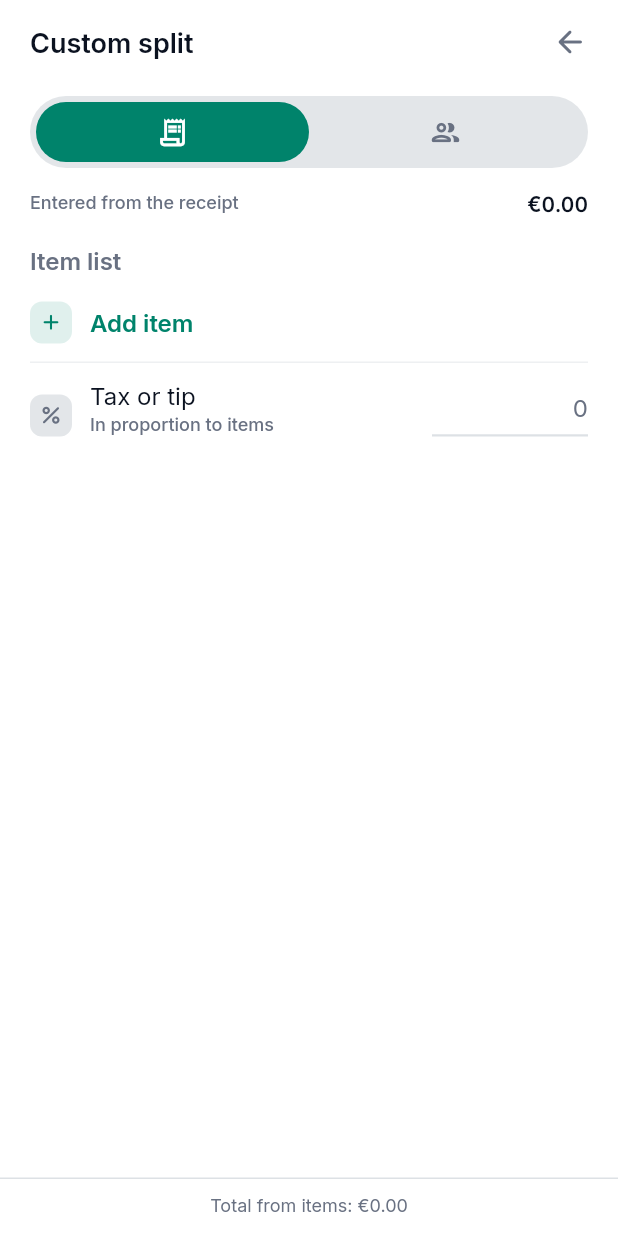
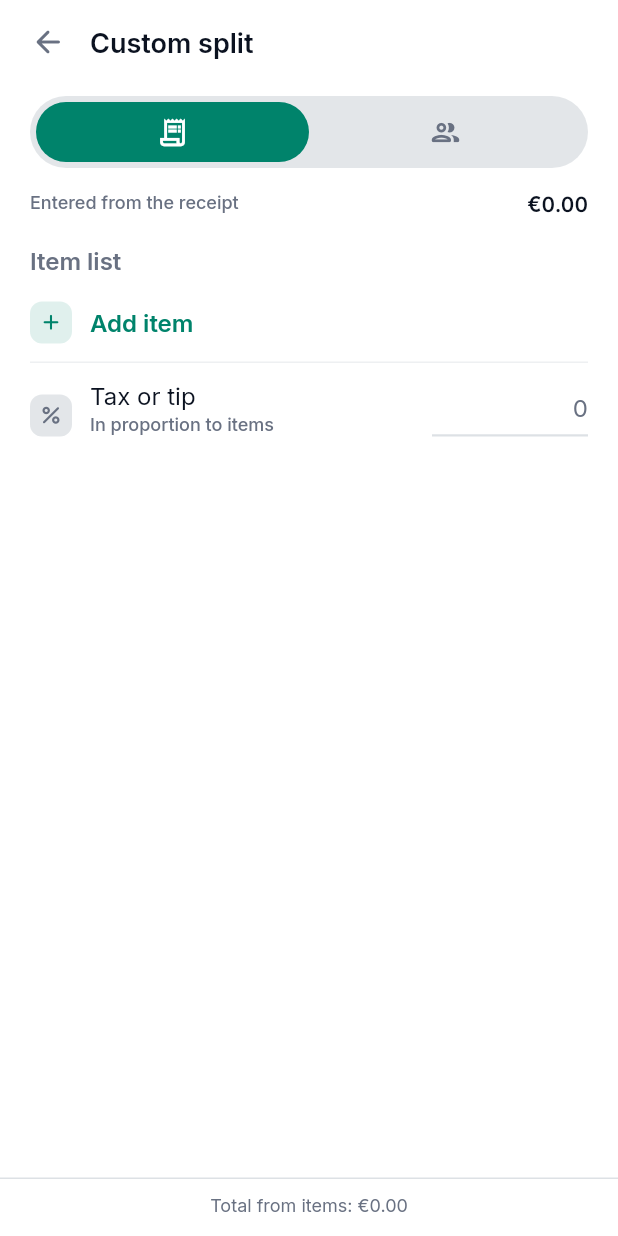
Before and after one commit to geinerts/tripsplit, a Flutter app: the _ItemizedSplitEditor widget shown alone on an empty page, opened directly with empty values, on a phone screen of 412 x 824 dp. Run offline on Flutter 3.47's test engine with Material 3 defaults, Android fonts, the phone set to English and light mode, and no system bars; our stand-ins replace app_links, connectivity_plus, file_picker, flutter_image_compress, flutter_map, flutter_secure_storage and 13 more; missing offline and left inert: mapbox_maps_flutter, mobile_scanner; accounts and stored records are empty.

Commit message:
Keep the name field above the keyboard and close it after adding a person
The add-person sheet in Quick split moves up with the keyboard; adding a
name or friend, the method list and the split page drop any open keyboard.
On the split page Back is on the left, before the title.

Co-Authored-By: Claude Opus 5.5 <noreply@anthropic.com>

```diff
--- a/mobile/lib/features/workspace/presentation/pages/workspace_page_dialogs.dart
+++ b/mobile/lib/features/workspace/presentation/pages/workspace_page_dialogs.dart
@@ -632,7 +632,7 @@ Future<_ExpenseFormResult?> _showExpenseFormPage(
                   });
                   return;
                 }
-                FocusScope.of(context).unfocus();
+                FocusManager.instance.primaryFocus?.unfocus();
                 final result = await Navigator.of(context)
                     .push<_ExpenseSplitDraft>(
                       AppFormPageRoute<_ExpenseSplitDraft>(
@@ -714,7 +714,8 @@ Future<_ExpenseFormResult?> _showExpenseFormPage(
                   });
                   return;
                 }
-                FocusScope.of(context).unfocus();
+                // Whatever field had the keyboard (note, a name) gives it up.
+                FocusManager.instance.primaryFocus?.unfocus();
                 final picked = await showAppBottomSheet<String>(
                   context: context,
                   builder: (_) => _ExpenseSplitModePicker(
--- a/mobile/lib/features/workspace/presentation/pages/workspace_page_expense_editors.dart
+++ b/mobile/lib/features/workspace/presentation/pages/workspace_page_expense_editors.dart
@@ -33,6 +33,25 @@ class _ExpenseSplitPage extends StatelessWidget {
 bool _expenseEditorOnPage(BuildContext context) =>
     ModalRoute.of(context) is PageRoute;
 
+/// The title row: on a page, back on the left like any page; in a sheet,
+/// close on the right.
+Widget _expenseEditorHeader(BuildContext context, Widget title) {
+  final page = _expenseEditorOnPage(context);
+  return Row(
+    crossAxisAlignment: page
+        ? CrossAxisAlignment.center
+        : CrossAxisAlignment.start,
+    children: [
+      if (page) ...[
+        _expenseEditorCloseButton(context),
+        const SizedBox(width: 4),
+      ],
+      Expanded(child: title),
+      if (!page) _expenseEditorCloseButton(context),
+    ],
+  );
+}
+
 /// Back on a page, close in a sheet.
 Widget _expenseEditorCloseButton(BuildContext context) {
   final page = _expenseEditorOnPage(context);
@@ -59,17 +78,12 @@ class _ExpenseEditorSurface extends StatelessWidget {
   Widget build(BuildContext context) {
     final media = MediaQuery.of(context);
     final page = _expenseEditorOnPage(context);
-    final header = Row(
-      crossAxisAlignment: CrossAxisAlignment.start,
-      children: [
-        Expanded(
-          child: Padding(
-            padding: const EdgeInsets.symmetric(vertical: 10),
-            child: Text(title, style: Theme.of(context).textTheme.titleLarge),
-          ),
-        ),
-        _expenseEditorCloseButton(context),
-      ],
+    final header = _expenseEditorHeader(
+      context,
+      Padding(
+        padding: const EdgeInsets.symmetric(vertical: 10),
+        child: Text(title, style: Theme.of(context).textTheme.titleLarge),
+      ),
     );
     final done = Padding(
       padding: const EdgeInsets.fromLTRB(20, 8, 20, 12),
@@ -90,7 +104,7 @@ class _ExpenseEditorSurface extends StatelessWidget {
           crossAxisAlignment: CrossAxisAlignment.stretch,
           children: [
             Padding(
-              padding: const EdgeInsets.fromLTRB(20, 4, 20, 0),
+              padding: const EdgeInsets.fromLTRB(8, 4, 20, 0),
               child: header,
             ),
             Expanded(
--- a/mobile/lib/features/workspace/presentation/pages/workspace_page_expense_items.dart
+++ b/mobile/lib/features/workspace/presentation/pages/workspace_page_expense_items.dart
@@ -316,17 +316,13 @@ class _ItemizedSplitEditorState extends State<_ItemizedSplitEditor> {
           crossAxisAlignment: CrossAxisAlignment.stretch,
           children: [
             Padding(
-              padding: const EdgeInsets.fromLTRB(20, 4, 8, 0),
-              child: Row(
-                children: [
-                  Expanded(
-                    child: Text(
-                      t.expenseCustomSplit,
-                      style: Theme.of(context).textTheme.titleLarge,
-                    ),
-                  ),
-                  _expenseEditorCloseButton(context),
-                ],
+              padding: EdgeInsets.fromLTRB(page ? 8 : 20, 4, 8, 0),
+              child: _expenseEditorHeader(
+                context,
+                Text(
+                  t.expenseCustomSplit,
+                  style: Theme.of(context).textTheme.titleLarge,
+                ),
               ),
             ),
             Flexible(
```
Also changed, not shown: mobile/lib/features/workspace/presentation/pages/workspace_quick_split_form.dart (+12 -3 lines), 1 other file.
